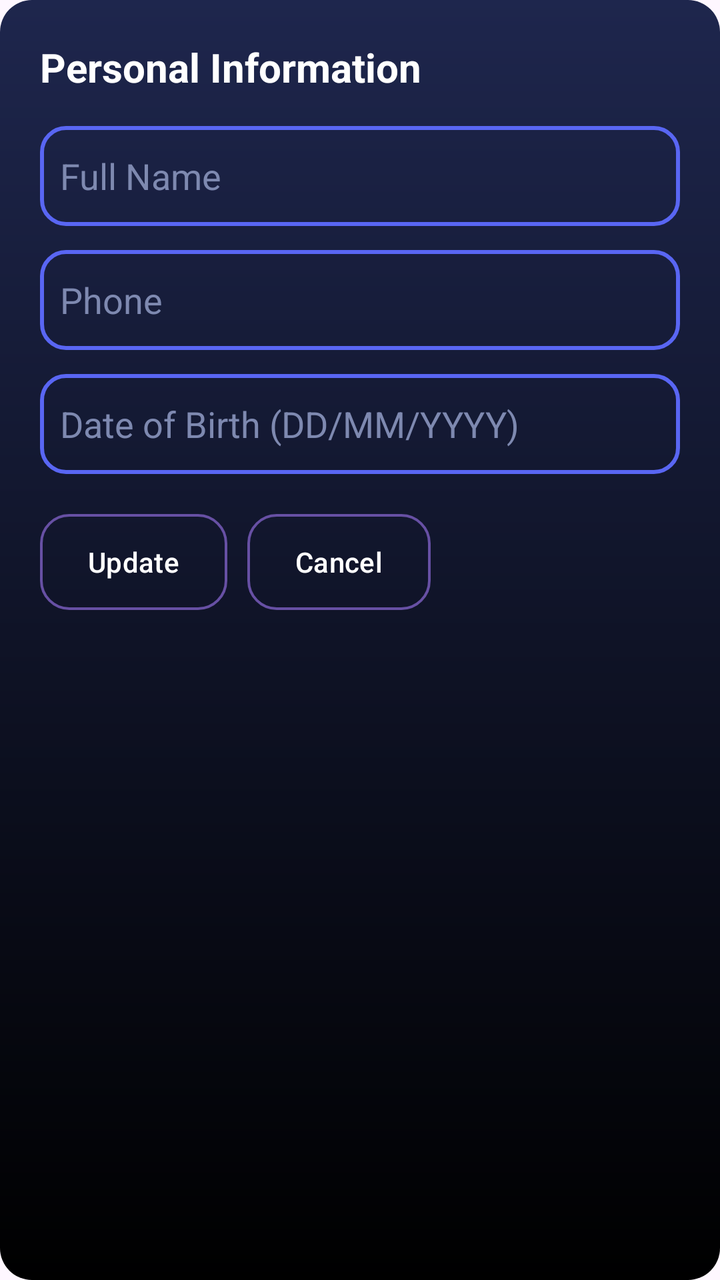
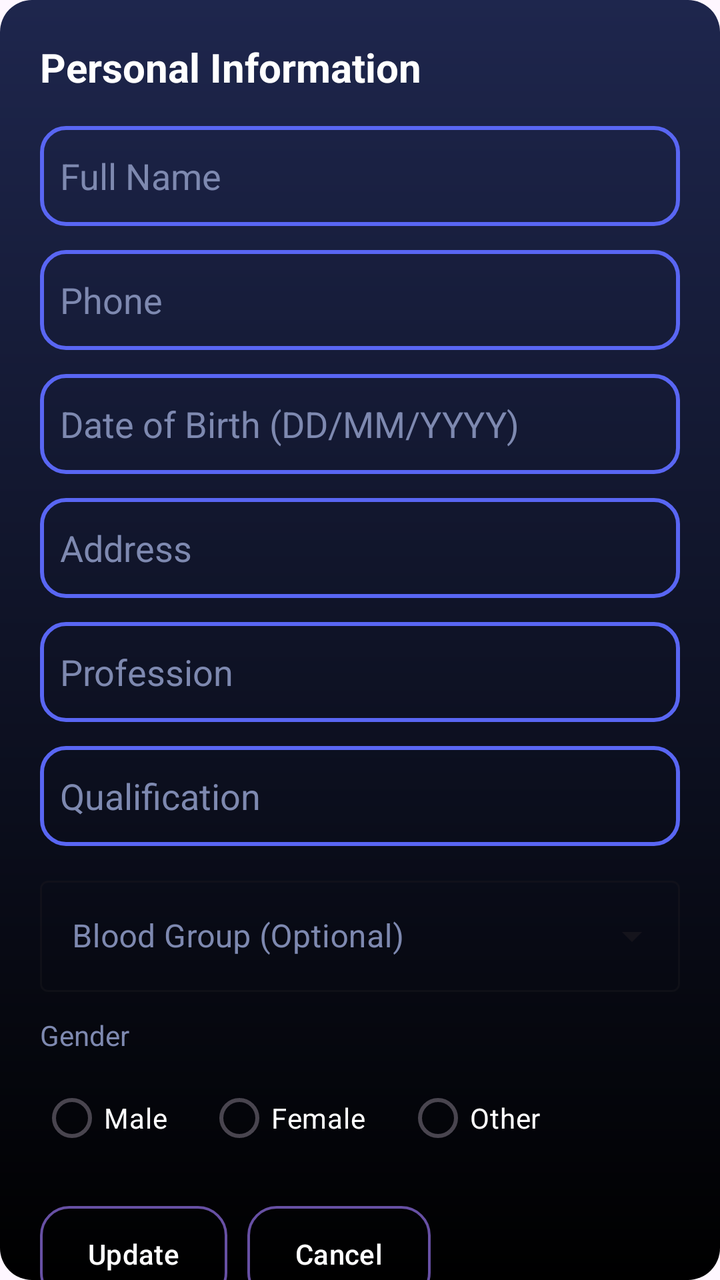

Screens rendered from an Android XML layout before and after an edit, with the pre-edit source and the edit as a unified diff.
<!-- AndroidManifest.xml: application theme Theme.TeachSync -->
<!-- res/layout/dialog_personal_info.xml -->
<?xml version="1.0" encoding="utf-8"?>
<LinearLayout xmlns:android="http://schemas.android.com/apk/res/android"
    android:layout_width="match_parent"
    android:layout_height="wrap_content"
    android:background="@drawable/bg_dialog"
    android:orientation="vertical"
    android:padding="20dp">

    <TextView
        android:layout_width="wrap_content"
        android:layout_height="wrap_content"
        android:text="Personal Information"
        android:textColor="#FFFFFF"
        android:textSize="20sp"
        android:textStyle="bold" />

    <EditText
        android:id="@+id/etProfileName"
        android:layout_width="match_parent"
        android:layout_height="50dp"
        android:layout_marginTop="16dp"
        android:background="@drawable/custom_edittext"
        android:hint="Full Name"
        android:paddingStart="10dp"
        android:textColor="#FFFFFF"
        android:textColorHint="#7E89B0" />

    <EditText
        android:id="@+id/etProfilePhone"
        android:layout_width="match_parent"
        android:layout_height="50dp"
        android:layout_marginTop="12dp"
        android:background="@drawable/custom_edittext"
        android:hint="Phone"
        android:paddingStart="10dp"
        android:textColor="#FFFFFF"
        android:textColorHint="#7E89B0" />

    <EditText
        android:id="@+id/etProfileDOB"
        android:layout_width="match_parent"
        android:layout_height="50dp"
        android:layout_marginTop="12dp"
        android:background="@drawable/custom_edittext"
        android:hint="Date of Birth (DD/MM/YYYY)"
        android:paddingStart="10dp"
        android:textColor="#FFFFFF"
        android:textColorHint="#7E89B0" />

    <LinearLayout
        android:layout_width="wrap_content"
        android:layout_height="wrap_content"
        android:layout_marginTop="20dp"
        android:orientation="horizontal">

        <Button
            android:id="@+id/btnUpdateProfile"
            android:layout_width="wrap_content"
            android:layout_height="wrap_content"
            android:background="@drawable/btn_dialog_outline"
            android:text="Update"
            android:textAllCaps="false"
            android:textColor="#FFFFFF" />

        <Button
            android:id="@+id/btnCancelProfile"
            android:layout_width="wrap_content"
            android:layout_height="wrap_content"
            android:layout_marginStart="10dp"
            android:background="@drawable/btn_dialog_outline"
            android:text="Cancel"
            android:textAllCaps="false"
            android:textColor="#FFFFFF" />
    </LinearLayout>

</LinearLayout>
<!-- resources referenced by this layout -->
<resources>
  <!-- drawable bg_dialog (drawable) -->
  <shape xmlns:android="http://schemas.android.com/apk/res/android"
      android:shape="rectangle">
      <gradient
          android:startColor="#1E264D"
          android:endColor="#000000"
          android:type="linear"
          android:angle="270"/>
      <corners android:radius="16dp" />
  </shape>
  <!-- drawable btn_dialog_outline (drawable) -->
  <shape xmlns:android="http://schemas.android.com/apk/res/android">
      <stroke android:width="1.2dp" android:color="#3A4470"/>
      <corners android:radius="14dp"/>
      <solid android:color="@android:color/transparent"/>
  </shape>
  <!-- drawable custom_edittext (drawable) -->
  <?xml version="1.0" encoding="utf-8"?>
  <shape xmlns:android="http://schemas.android.com/apk/res/android"
      android:shape="rectangle">
  
      <stroke
          android:width="2dp"
          android:color="#5966F3"/>
  
      <corners android:radius="12dp"/>
  
  </shape>
  <style name="Theme.TeachSync" parent="Base.Theme.TeachSync" />
  <style name="Base.Theme.TeachSync" parent="Theme.Material3.DayNight.NoActionBar">
          
          
      </style>
</resources>

<!-- the commit's change to res/layout/dialog_personal_info.xml (unified diff, before → after) -->
@@ -1,76 +1,172 @@
 <?xml version="1.0" encoding="utf-8"?>
-<LinearLayout xmlns:android="http://schemas.android.com/apk/res/android"
+<androidx.core.widget.NestedScrollView xmlns:android="http://schemas.android.com/apk/res/android"
+    xmlns:app="http://schemas.android.com/apk/res-auto"
     android:layout_width="match_parent"
     android:layout_height="wrap_content"
-    android:background="@drawable/bg_dialog"
-    android:orientation="vertical"
-    android:padding="20dp">
-
-    <TextView
-        android:layout_width="wrap_content"
-        android:layout_height="wrap_content"
-        android:text="Personal Information"
-        android:textColor="#FFFFFF"
-        android:textSize="20sp"
-        android:textStyle="bold" />
-
-    <EditText
-        android:id="@+id/etProfileName"
-        android:layout_width="match_parent"
-        android:layout_height="50dp"
-        android:layout_marginTop="16dp"
-        android:background="@drawable/custom_edittext"
-        android:hint="Full Name"
-        android:paddingStart="10dp"
-        android:textColor="#FFFFFF"
-        android:textColorHint="#7E89B0" />
-
-    <EditText
-        android:id="@+id/etProfilePhone"
-        android:layout_width="match_parent"
-        android:layout_height="50dp"
-        android:layout_marginTop="12dp"
-        android:background="@drawable/custom_edittext"
-        android:hint="Phone"
-        android:paddingStart="10dp"
-        android:textColor="#FFFFFF"
-        android:textColorHint="#7E89B0" />
-
-    <EditText
-        android:id="@+id/etProfileDOB"
-        android:layout_width="match_parent"
-        android:layout_height="50dp"
-        android:layout_marginTop="12dp"
-        android:background="@drawable/custom_edittext"
-        android:hint="Date of Birth (DD/MM/YYYY)"
-        android:paddingStart="10dp"
-        android:textColor="#FFFFFF"
-        android:textColorHint="#7E89B0" />
+    android:background="@drawable/bg_dialog">
 
     <LinearLayout
-        android:layout_width="wrap_content"
+        android:layout_width="match_parent"
         android:layout_height="wrap_content"
-        android:layout_marginTop="20dp"
-        android:orientation="horizontal">
+        android:orientation="vertical"
+        android:padding="20dp">
 
-        <Button
-            android:id="@+id/btnUpdateProfile"
+        <TextView
             android:layout_width="wrap_content"
             android:layout_height="wrap_content"
-            android:background="@drawable/btn_dialog_outline"
-            android:text="Update"
-            android:textAllCaps="false"
-            android:textColor="#FFFFFF" />
+            android:text="Personal Information"
+            android:textColor="#FFFFFF"
+            android:textSize="20sp"
+            android:textStyle="bold" />
 
-        <Button
-            android:id="@+id/btnCancelProfile"
+        <EditText
+            android:id="@+id/etProfileName"
+            android:layout_width="match_parent"
+            android:layout_height="50dp"
+            android:layout_marginTop="16dp"
+            android:background="@drawable/custom_edittext"
+            android:hint="Full Name"
+            android:paddingStart="10dp"
+            android:textColor="#FFFFFF"
+            android:textColorHint="#7E89B0" />
+
+        <EditText
+            android:id="@+id/etProfilePhone"
+            android:layout_width="match_parent"
+            android:layout_height="50dp"
+            android:layout_marginTop="12dp"
+            android:background="@drawable/custom_edittext"
+            android:hint="Phone"
+            android:paddingStart="10dp"
+            android:textColor="#FFFFFF"
+            android:textColorHint="#7E89B0" />
+
+        <EditText
+            android:id="@+id/etProfileDOB"
+            android:layout_width="match_parent"
+            android:layout_height="50dp"
+            android:layout_marginTop="12dp"
+            android:background="@drawable/custom_edittext"
+            android:hint="Date of Birth (DD/MM/YYYY)"
+            android:paddingStart="10dp"
+            android:textColor="#FFFFFF"
+            android:textColorHint="#7E89B0" />
+
+        <EditText
+            android:id="@+id/etProfileAddress"
+            android:layout_width="match_parent"
+            android:layout_height="50dp"
+            android:layout_marginTop="12dp"
+            android:background="@drawable/custom_edittext"
+            android:hint="Address"
+            android:paddingStart="10dp"
+            android:textColor="#FFFFFF"
+            android:textColorHint="#7E89B0" />
+
+        <EditText
+            android:id="@+id/etProfileProfession"
+            android:layout_width="match_parent"
+            android:layout_height="50dp"
+            android:layout_marginTop="12dp"
+            android:background="@drawable/custom_edittext"
+            android:hint="Profession"
+            android:paddingStart="10dp"
+            android:textColor="#FFFFFF"
+            android:textColorHint="#7E89B0" />
+
+        <EditText
+            android:id="@+id/etProfileQualification"
+            android:layout_width="match_parent"
+            android:layout_height="50dp"
+            android:layout_marginTop="12dp"
+            android:background="@drawable/custom_edittext"
+            android:hint="Qualification"
+            android:paddingStart="10dp"
+            android:textColor="#FFFFFF"
+            android:textColorHint="#7E89B0" />
+
+        <com.google.android.material.textfield.TextInputLayout
+            android:id="@+id/tilBloodGroup"
+            style="@style/Widget.MaterialComponents.TextInputLayout.OutlinedBox.ExposedDropdownMenu"
+            android:layout_width="match_parent"
+            android:layout_height="wrap_content"
+            android:layout_marginTop="12dp"
+            android:hint="Blood Group (Optional)"
+            android:textColorHint="#7E89B0"
+            app:hintTextColor="#3B82F6">
+
+            <AutoCompleteTextView
+                android:id="@+id/etProfileBloodGroup"
+                android:layout_width="match_parent"
+                android:layout_height="wrap_content"
+                android:inputType="none"
+                android:textColor="#FFFFFF" />
+        </com.google.android.material.textfield.TextInputLayout>
+
+        <TextView
             android:layout_width="wrap_content"
             android:layout_height="wrap_content"
-            android:layout_marginStart="10dp"
-            android:background="@drawable/btn_dialog_outline"
-            android:text="Cancel"
-            android:textAllCaps="false"
-            android:textColor="#FFFFFF" />
+            android:layout_marginTop="12dp"
+            android:text="Gender"
+            android:textColor="#7E89B0"
+            android:textSize="14sp" />
+
+        <RadioGroup
+            android:id="@+id/rgProfileGender"
+            android:layout_width="match_parent"
+            android:layout_height="wrap_content"
+            android:layout_marginTop="8dp"
+            android:orientation="horizontal">
+
+            <RadioButton
+                android:id="@+id/rbMale"
+                android:layout_width="wrap_content"
+                android:layout_height="wrap_content"
+                android:text="Male"
+                android:textColor="#FFFFFF" />
+
+            <RadioButton
+                android:id="@+id/rbFemale"
+                android:layout_width="wrap_content"
+                android:layout_height="wrap_content"
+                android:layout_marginStart="20dp"
+                android:text="Female"
+                android:textColor="#FFFFFF" />
+
+            <RadioButton
+                android:id="@+id/rbOther"
+                android:layout_width="wrap_content"
+                android:layout_height="wrap_content"
+                android:layout_marginStart="20dp"
+                android:text="Other"
+                android:textColor="#FFFFFF" />
+        </RadioGroup>
+
+        <LinearLayout
+            android:layout_width="wrap_content"
+            android:layout_height="wrap_content"
+            android:layout_marginTop="20dp"
+            android:orientation="horizontal">
+
+            <Button
+                android:id="@+id/btnUpdateProfile"
+                android:layout_width="wrap_content"
+                android:layout_height="wrap_content"
+                android:background="@drawable/btn_dialog_outline"
+                android:text="Update"
+                android:textAllCaps="false"
+                android:textColor="#FFFFFF" />
+
+            <Button
+                android:id="@+id/btnCancelProfile"
+                android:layout_width="wrap_content"
+                android:layout_height="wrap_content"
+                android:layout_marginStart="10dp"
+                android:background="@drawable/btn_dialog_outline"
+                android:text="Cancel"
+                android:textAllCaps="false"
+                android:textColor="#FFFFFF" />
+        </LinearLayout>
+
     </LinearLayout>
-
-</LinearLayout>
+</androidx.core.widget.NestedScrollView>
